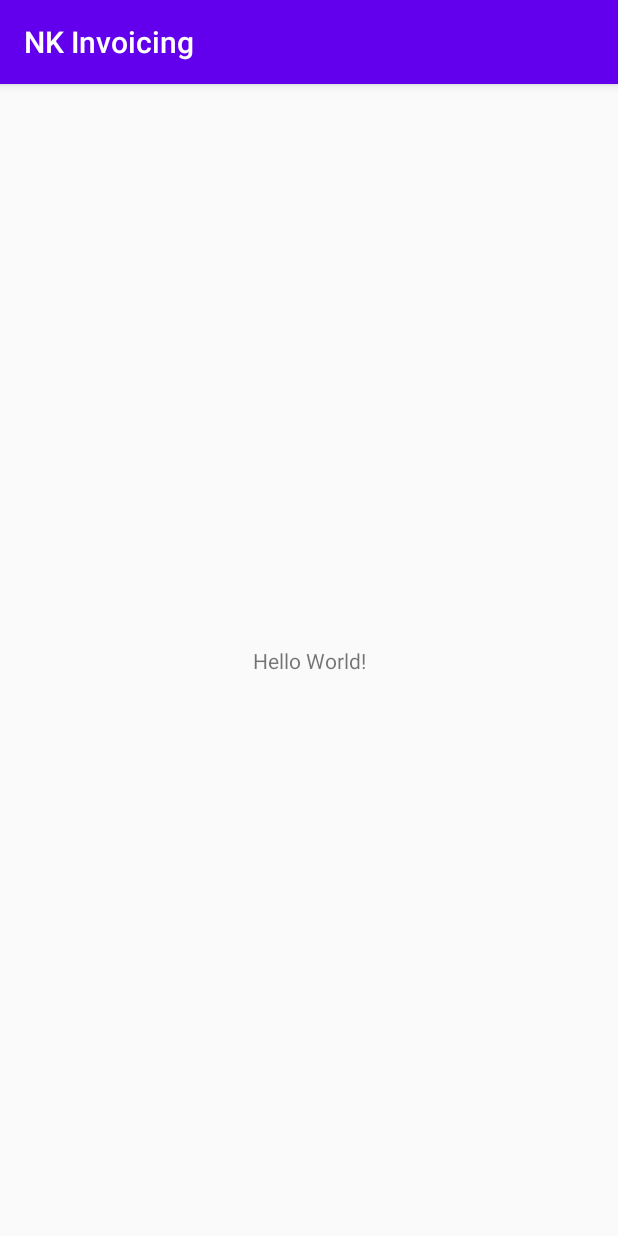
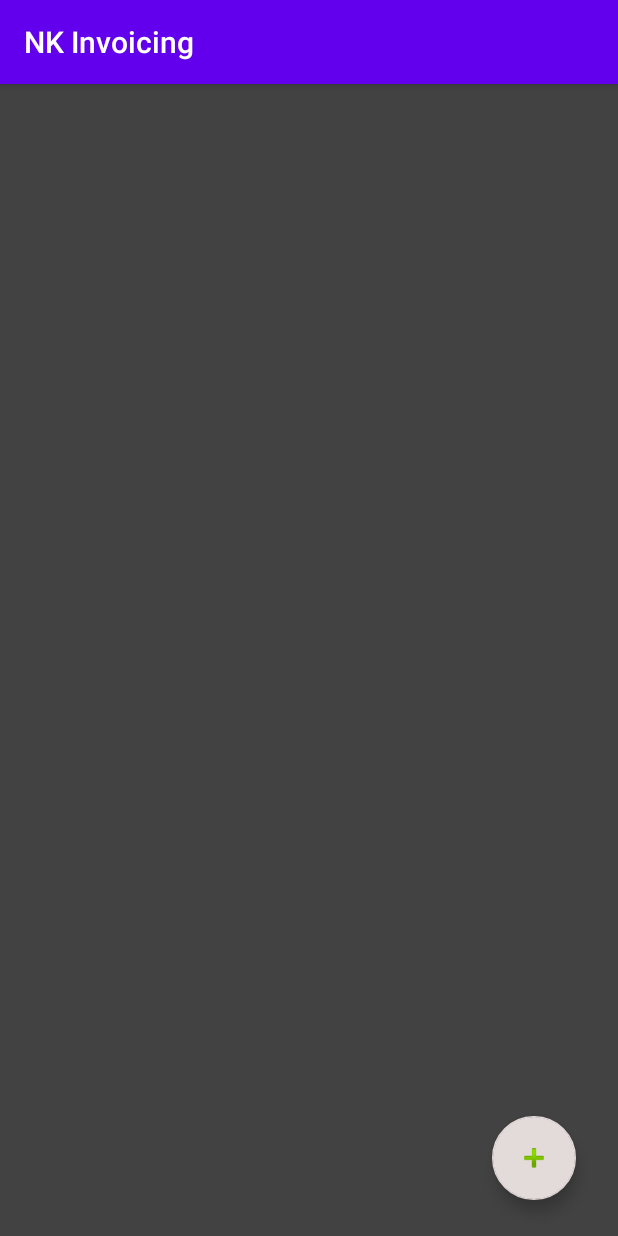
Before and after one commit to mrKrastev/NKInvoicing, an Android app: the screen it shows after launch (MainActivity), on a phone screen of 412 x 824 dp. Run offline under Robolectric (Android 15) with nearby library versions, the phone set to English and light mode, and no system bars.

Commit message:
initialize project
setup

```diff
--- a/app/build.gradle
+++ b/app/build.gradle
@@ -25,6 +25,7 @@ dependencies {
     implementation fileTree(dir: "libs", include: ["*.jar"])
     implementation 'androidx.appcompat:appcompat:1.2.0'
     implementation 'androidx.constraintlayout:constraintlayout:2.0.4'
+    implementation 'com.google.android.material:material:1.2.1'
     testImplementation 'junit:junit:4.12'
     androidTestImplementation 'androidx.test.ext:junit:1.1.2'
     androidTestImplementation 'androidx.test.espresso:espresso-core:3.3.0'
--- a/app/src/main/res/layout/activity_main.xml
+++ b/app/src/main/res/layout/activity_main.xml
@@ -4,15 +4,18 @@
     xmlns:tools="http://schemas.android.com/tools"
     android:layout_width="match_parent"
     android:layout_height="match_parent"
+    android:background="#434242"
     tools:context=".MainActivity">
 
-    <TextView
+    <com.google.android.material.floatingactionbutton.FloatingActionButton
+        android:id="@+id/floatingActionButton"
         android:layout_width="wrap_content"
         android:layout_height="wrap_content"
-        android:text="Hello World!"
+        android:layout_marginEnd="28dp"
+        android:layout_marginBottom="24dp"
+        android:clickable="true"
+        app:backgroundTint="#E3DADA"
         app:layout_constraintBottom_toBottomOf="parent"
-        app:layout_constraintLeft_toLeftOf="parent"
-        app:layout_constraintRight_toRightOf="parent"
-        app:layout_constraintTop_toTopOf="parent" />
-
+        app:layout_constraintEnd_toEndOf="parent"
+        app:srcCompat="@android:drawable/ic_input_add" />
 </androidx.constraintlayout.widget.ConstraintLayout>
```
